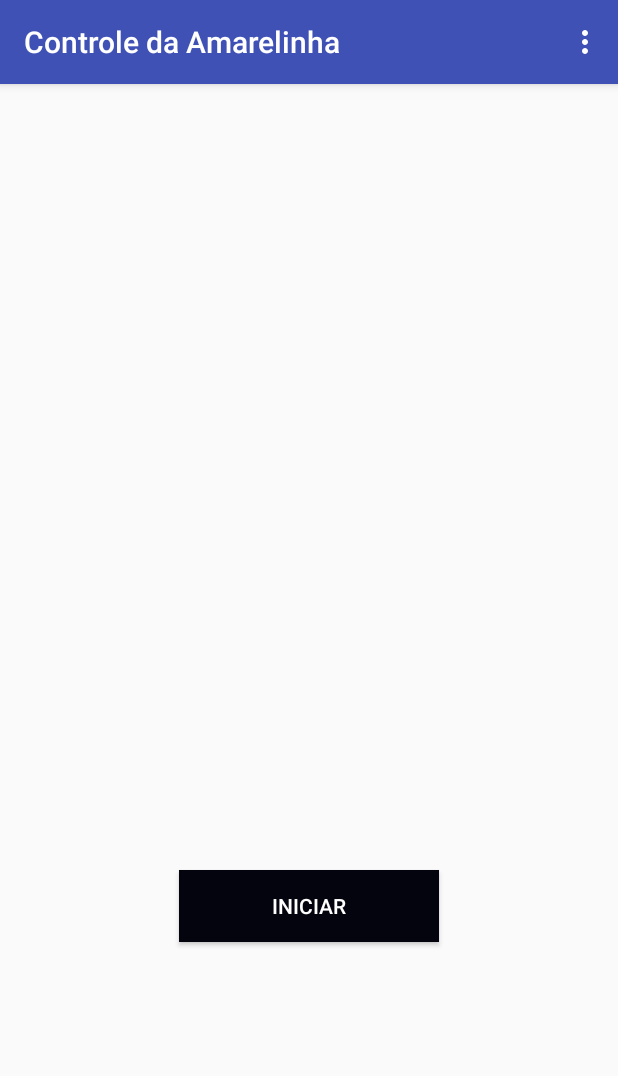
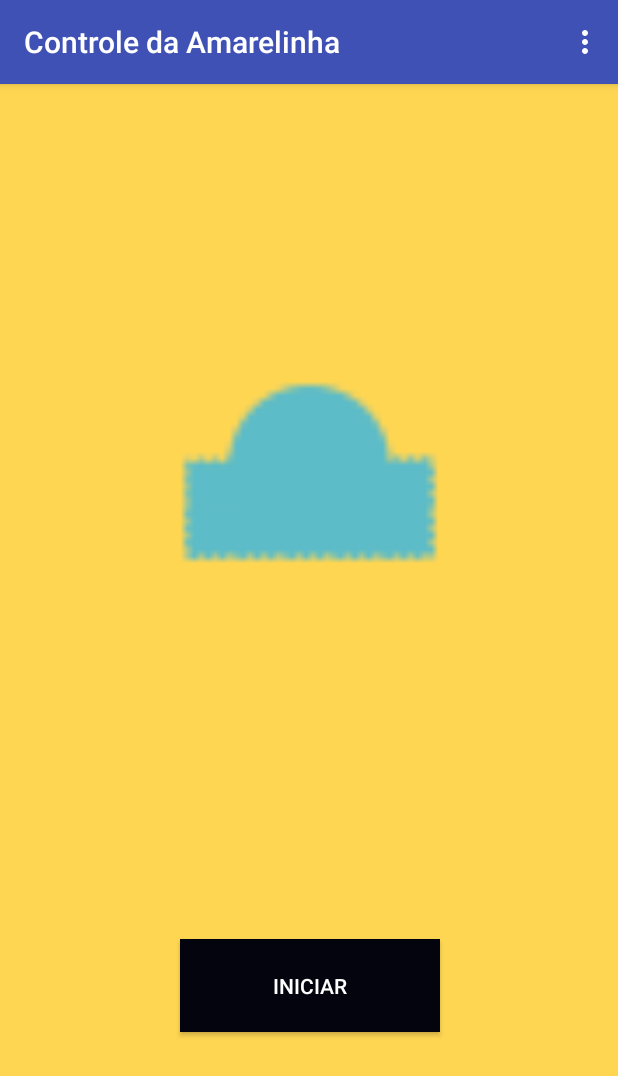
Before and after one commit to firebird-t/controle-amarelinha, an Android app: the screen it shows after launch (MainActivity), on a phone screen of 412 x 824 dp. Shown: the top 1076 px of the screen. Run offline under Robolectric (Android 15) with nearby library versions, the phone set to English and light mode, and no system bars.

Commit message:
inicio da estilização e implementação de novo jogos

```diff
--- a/app/src/main/java/app/leonardo/controle_amarelinha/BluetoothSearchActivity.java
+++ b/app/src/main/java/app/leonardo/controle_amarelinha/BluetoothSearchActivity.java
@@ -20,6 +20,8 @@ import android.os.Build;
 import android.os.Bundle;
 import android.util.Log;
 import android.view.View;
+import android.view.Window;
+import android.view.WindowManager;
 import android.widget.AdapterView;
 import android.widget.ArrayAdapter;
 import android.widget.Button;
@@ -59,6 +61,9 @@ public class BluetoothSearchActivity extends MainActivity{
     @Override
     protected void onCreate(Bundle savedInstanceState) {
         super.onCreate(savedInstanceState);
+        requestWindowFeature(Window.FEATURE_NO_TITLE);
+        getWindow().setFlags(WindowManager.LayoutParams.FLAG_FULLSCREEN,
+                WindowManager.LayoutParams.FLAG_FULLSCREEN);
         setContentView(R.layout.activity_bluetooth_search);
 
         listView = (ListView)findViewById(R.id.listview_bt);
--- a/app/src/main/java/app/leonardo/controle_amarelinha/ButtonActionActivity.java
+++ b/app/src/main/java/app/leonardo/controle_amarelinha/ButtonActionActivity.java
@@ -11,6 +11,8 @@ import android.os.Bundle;
 import android.util.JsonReader;
 import android.util.Log;
 import android.view.View;
+import android.view.Window;
+import android.view.WindowManager;
 import android.widget.Button;
 import android.widget.TextView;
 
@@ -38,6 +40,9 @@ public class ButtonActionActivity extends AppCompatActivity implements View.OnCl
     @Override
     protected void onCreate(Bundle savedInstanceState) {
         super.onCreate(savedInstanceState);
+        requestWindowFeature(Window.FEATURE_NO_TITLE);
+        getWindow().setFlags(WindowManager.LayoutParams.FLAG_FULLSCREEN,
+                WindowManager.LayoutParams.FLAG_FULLSCREEN);
         setContentView(R.layout.activity_button_action);
 
         setRequestedOrientation (ActivityInfo.SCREEN_ORIENTATION_PORTRAIT);//Fixa em modo Retrato
--- a/app/src/main/java/app/leonardo/controle_amarelinha/HypnoActivity.java
+++ b/app/src/main/java/app/leonardo/controle_amarelinha/HypnoActivity.java
@@ -2,12 +2,17 @@ package app.leonardo.controle_amarelinha;
 
 import android.support.v7.app.AppCompatActivity;
 import android.os.Bundle;
+import android.view.Window;
+import android.view.WindowManager;
 
 public class HypnoActivity extends AppCompatActivity {
 
     @Override
     protected void onCreate(Bundle savedInstanceState) {
         super.onCreate(savedInstanceState);
+        requestWindowFeature(Window.FEATURE_NO_TITLE);
+        getWindow().setFlags(WindowManager.LayoutParams.FLAG_FULLSCREEN,
+                WindowManager.LayoutParams.FLAG_FULLSCREEN);
         setContentView(R.layout.activity_hypno);
     }
 }
--- a/app/src/main/java/app/leonardo/controle_amarelinha/InteractionActivity.java
+++ b/app/src/main/java/app/leonardo/controle_amarelinha/InteractionActivity.java
@@ -13,6 +13,8 @@ import android.support.v7.app.AppCompatActivity;
 import android.os.Bundle;
 import android.util.Log;
 import android.view.View;
+import android.view.Window;
+import android.view.WindowManager;
 import android.widget.Button;
 import android.widget.ImageButton;
 
@@ -39,6 +41,9 @@ public class InteractionActivity extends AppCompatActivity{
     @Override
     protected void onCreate(Bundle savedInstanceState) {
         super.onCreate(savedInstanceState);
+        requestWindowFeature(Window.FEATURE_NO_TITLE);
+        getWindow().setFlags(WindowManager.LayoutParams.FLAG_FULLSCREEN,
+                WindowManager.LayoutParams.FLAG_FULLSCREEN);
         setContentView(R.layout.activity_interaction);
 
         setRequestedOrientation (ActivityInfo.SCREEN_ORIENTATION_PORTRAIT);//Fixa em modo Retrato
--- a/app/src/main/java/app/leonardo/controle_amarelinha/Main2Activity.java
+++ b/app/src/main/java/app/leonardo/controle_amarelinha/Main2Activity.java
@@ -7,6 +7,8 @@ import android.content.SharedPreferences;
 import android.os.Bundle;
 import android.support.v7.app.AppCompatActivity;
 import android.view.View;
+import android.view.Window;
+import android.view.WindowManager;
 import android.widget.Button;
 import android.widget.EditText;
 import android.widget.Spinner;
@@ -24,6 +26,9 @@ public class Main2Activity extends AppCompatActivity {
     @Override
     protected void onCreate(Bundle savedInstanceState) {
         super.onCreate(savedInstanceState);
+        requestWindowFeature(Window.FEATURE_NO_TITLE);
+        getWindow().setFlags(WindowManager.LayoutParams.FLAG_FULLSCREEN,
+                WindowManager.LayoutParams.FLAG_FULLSCREEN);
         setContentView(R.layout.activity_main2);
 
         editText = (EditText)findViewById(R.id.editText2);
--- a/app/src/main/java/app/leonardo/controle_amarelinha/MainActivity.java
+++ b/app/src/main/java/app/leonardo/controle_amarelinha/MainActivity.java
@@ -21,6 +21,8 @@ import android.view.Menu;
 import android.view.MenuInflater;
 import android.view.MenuItem;
 import android.view.View;
+import android.view.Window;
+import android.view.WindowManager;
 import android.widget.Button;
 import android.os.Vibrator;
 import android.widget.ListView;
@@ -36,6 +38,9 @@ public class MainActivity extends AppCompatActivity {
 
     @Override
     protected void onCreate(Bundle savedInstanceState) {
+        requestWindowFeature(Window.FEATURE_NO_TITLE);
+        getWindow().setFlags(WindowManager.LayoutParams.FLAG_FULLSCREEN,
+                WindowManager.LayoutParams.FLAG_FULLSCREEN);
         super.onCreate(savedInstanceState);
         setContentView(R.layout.activity_main);
 
--- a/app/src/main/java/app/leonardo/controle_amarelinha/RockReleaseActivity.java
+++ b/app/src/main/java/app/leonardo/controle_amarelinha/RockReleaseActivity.java
@@ -11,6 +11,8 @@ import android.os.Bundle;
 import android.util.Log;
 import android.view.GestureDetector;
 import android.view.MotionEvent;
+import android.view.Window;
+import android.view.WindowManager;
 import android.widget.Button;
 
 import java.util.Random;
@@ -28,6 +30,9 @@ public class RockReleaseActivity extends AppCompatActivity implements GestureDet
     @Override
     protected void onCreate(Bundle savedInstanceState) {
         super.onCreate(savedInstanceState);
+        requestWindowFeature(Window.FEATURE_NO_TITLE);
+        getWindow().setFlags(WindowManager.LayoutParams.FLAG_FULLSCREEN,
+                WindowManager.LayoutParams.FLAG_FULLSCREEN);
         setContentView(R.layout.activity_rock_release);
 
         // Instantiate the gesture detector with the
--- a/app/src/main/java/app/leonardo/controle_amarelinha/ShakeActivity.java
+++ b/app/src/main/java/app/leonardo/controle_amarelinha/ShakeActivity.java
@@ -16,6 +16,8 @@ import android.support.v4.content.LocalBroadcastManager;
 import android.support.v7.app.AppCompatActivity;
 import android.os.Bundle;
 import android.util.Log;
+import android.view.Window;
+import android.view.WindowManager;
 import android.widget.EditText;
 import android.widget.TextView;
 import android.widget.Toast;
@@ -52,6 +54,9 @@ public class ShakeActivity extends AppCompatActivity implements SensorEventListe
     @Override
     protected void onCreate(Bundle savedInstanceState) {
         super.onCreate(savedInstanceState);
+        requestWindowFeature(Window.FEATURE_NO_TITLE);
+        getWindow().setFlags(WindowManager.LayoutParams.FLAG_FULLSCREEN,
+                WindowManager.LayoutParams.FLAG_FULLSCREEN);
         setContentView(R.layout.activity_shake);
 
         setRequestedOrientation (ActivityInfo.SCREEN_ORIENTATION_PORTRAIT);//Fixa em modo Retrato
--- /dev/null
+++ b/app/src/main/res/color/background.xml
@@ -0,0 +1,4 @@
+<?xml version="1.0" encoding="utf-8"?>
+<selector xmlns:android="http://schemas.android.com/apk/res/android">
+
+</selector>
--- a/app/src/main/res/layout/activity_main.xml
+++ b/app/src/main/res/layout/activity_main.xml
@@ -4,21 +4,36 @@
     xmlns:tools="http://schemas.android.com/tools"
     android:layout_width="match_parent"
     android:layout_height="match_parent"
+    android:background="#ffd652"
     tools:context="app.leonardo.controle_amarelinha.MainActivity">
 
     <Button
         android:id="@+id/button"
         android:layout_width="173dp"
-        android:layout_height="48dp"
-        android:layout_marginBottom="196dp"
+        android:layout_height="62dp"
+        android:layout_marginBottom="136dp"
         android:background="@color/ButtonStart"
         android:text="Iniciar"
         android:textColor="@color/WhiteLetter"
         app:layout_constraintBottom_toBottomOf="parent"
+        app:layout_constraintHorizontal_bias="0.502"
         app:layout_constraintLeft_toLeftOf="parent"
         app:layout_constraintRight_toRightOf="parent"
+        app:layout_constraintTop_toBottomOf="@+id/imageView"
         tools:layout_constraintBottom_creator="1"
         tools:layout_constraintLeft_creator="1"
         tools:layout_constraintRight_creator="1" />
 
+    <ImageView
+        android:id="@+id/imageView"
+        android:layout_width="223dp"
+        android:layout_height="0dp"
+        android:layout_marginBottom="109dp"
+        android:layout_marginTop="62dp"
+        app:layout_constraintBottom_toTopOf="@+id/button"
+        app:layout_constraintEnd_toEndOf="parent"
+        app:layout_constraintStart_toStartOf="parent"
+        app:layout_constraintTop_toTopOf="parent"
+        app:srcCompat="@drawable/ic_action_name" />
+
 </android.support.constraint.ConstraintLayout>
--- a/build.gradle
+++ b/build.gradle
@@ -4,9 +4,10 @@ buildscript {
     ext.kotlin_version = '1.1.51'
     repositories {
         jcenter()
+        google()
     }
     dependencies {
-        classpath 'com.android.tools.build:gradle:3.0.0'
+        classpath 'com.android.tools.build:gradle:3.0.1'
         classpath "org.jetbrains.kotlin:kotlin-gradle-plugin:$kotlin_version"
 
         // NOTE: Do not place your application dependencies here; they belong
@@ -17,6 +18,7 @@ buildscript {
 allprojects {
     repositories {
         jcenter()
+        google()
     }
 }
 
```
Also changed, not shown: app/src/main/res/drawable-hdpi/ic_action_name.png (added), app/src/main/res/drawable-mdpi/ic_action_name.png (added), app/src/main/res/drawable-xhdpi/ic_action_name.png (added), app/src/main/res/drawable-xxhdpi/ic_action_name.png (added), 1 other file.
